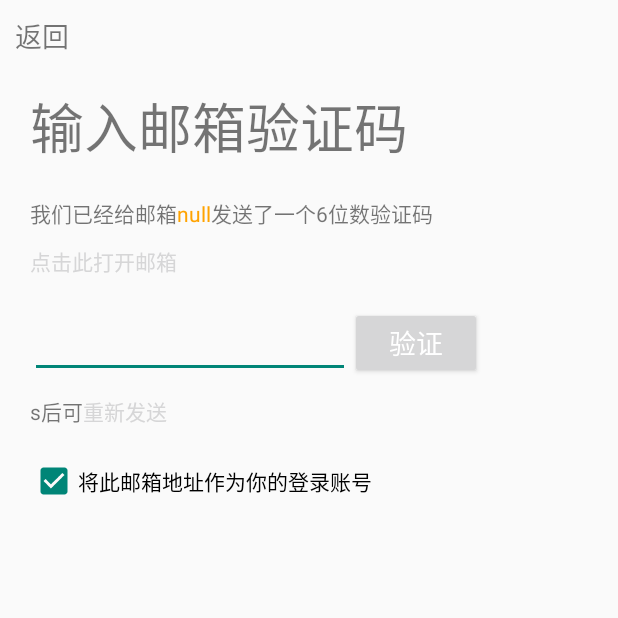
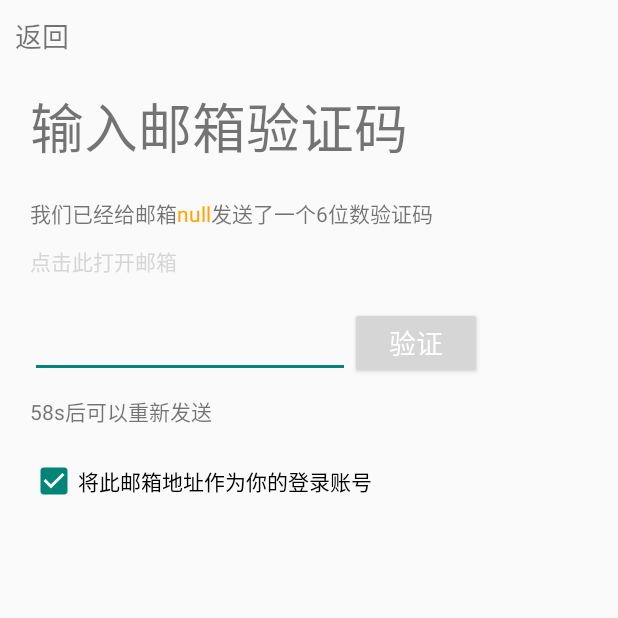
Before and after one commit to ReignW/Xiaotidu, an Android app: the IdentifyingCodeActivity screen opened directly, with no data from a screen before it, on a phone screen of 412 x 824 dp, the top half of it. Run offline under Robolectric (Android 15) with nearby library versions, the phone set to English and light mode, and no system bars.

Commit message:
完成重新发送验证码功能

```diff
--- a/app/src/main/java/com/njuse/utils/IdentifyingCodeStyle.java
+++ b/app/src/main/java/com/njuse/utils/IdentifyingCodeStyle.java
@@ -40,7 +40,7 @@ public class IdentifyingCodeStyle {
                         "</tr>\n" +
                         "<tr>\n" +
                         "\n" +
-                        "<td align=\"left\" valign=\"top\" style=\"font-size:14px; color:#7b7b7b; line-height: 25px; font-family:Hiragino Sans GB; padding: 20px 0px 20px 0px\">你正在请求验证邮箱，请在 30 分钟内输入以下验证码完成验证。 如非你本人操作，请忽略此邮件。\n" +
+                        "<td align=\"left\" valign=\"top\" style=\"font-size:14px; color:#7b7b7b; line-height: 25px; font-family:Hiragino Sans GB; padding: 20px 0px 20px 0px\">你正在请求验证邮箱，请在 30 分钟内输入以下6位数字完成验证。 如非你本人操作，请忽略此邮件。\n" +
                         "\n" +
                         "</td>\n" +
                         "</tr>\n" +
--- a/app/src/main/java/com/njuse/xiaotidu/IdentifyingCodeActivity.java
+++ b/app/src/main/java/com/njuse/xiaotidu/IdentifyingCodeActivity.java
@@ -3,6 +3,8 @@ package com.njuse.xiaotidu;
 import android.content.Intent;
 import android.graphics.Color;
 import android.os.Bundle;
+import android.os.Handler;
+import android.os.Looper;
 import android.support.annotation.Nullable;
 import android.support.v7.app.AppCompatActivity;
 import android.text.Editable;
@@ -18,11 +20,15 @@ import android.widget.LinearLayout;
 import android.widget.TextView;
 import android.widget.Toast;
 
+import java.util.Random;
+import java.util.Timer;
+import java.util.TimerTask;
+
 /**
  * Created by Administrator on 2018/2/5.
  */
 
-public class IdentifyingCodeActivity extends AppCompatActivity{
+public class IdentifyingCodeActivity extends AppCompatActivity {
     private LinearLayout backToInputEmail;
     private TextView emailAddress;
     private TextView openEmail;
@@ -36,6 +42,9 @@ public class IdentifyingCodeActivity extends AppCompatActivity{
     String code;        //验证码
     boolean isChecked;   //复选框是否被选中
     boolean isIdentifyClickable;    //验证按钮是否可点击
+    boolean isSendSuccess;      //判断新的验证码是否发送成功
+    String newCode;
+    int second = 60;    //验证码发送时间间隔60s
 
     @Override
     protected void onCreate(@Nullable Bundle savedInstanceState) {
@@ -45,11 +54,33 @@ public class IdentifyingCodeActivity extends AppCompatActivity{
         //初始化控件
         initWidget();
 
+        //设置计时器计算重新发送验证码的时间间隔
+        Timer timer = new Timer(false);
+        //TimerTask中通过Handler交由UIThread更新UI
+        final Handler handler = new Handler();
+        timer.schedule(new TimerTask() {
+            @Override
+            public void run() {
+                handler.post(new Runnable() {
+                    @Override
+                    public void run() {
+                        if (second > 0) {
+                            countDown.setText(second-- + "s后可以重新发送");
+                            resendCode.setText("");
+                        } else {
+                            countDown.setText("");
+                            resendCode.setText("重新发送");
+                        }
+                    }
+                });
+            }
+        }, 0, 1000);
+
         //响应事件
         backToInputEmail.setOnClickListener(new View.OnClickListener() {
             @Override
             public void onClick(View v) {
-                startActivity(new Intent(IdentifyingCodeActivity.this,RegisterActivity.class));
+                startActivity(new Intent(IdentifyingCodeActivity.this, RegisterActivity.class));
                 finish();
             }
         });
@@ -65,14 +96,14 @@ public class IdentifyingCodeActivity extends AppCompatActivity{
         identify.setOnClickListener(new View.OnClickListener() {
             @Override
             public void onClick(View v) {
-                if (isIdentifyClickable){
-                    if (identifyingCode.getText().toString().equals(code)){
-                        startActivity(new Intent(IdentifyingCodeActivity.this,OtherInfoActivity.class).putExtra("email",address));
-                        Toast.makeText(IdentifyingCodeActivity.this,"验证成功！",Toast.LENGTH_LONG).show();
+                if (isIdentifyClickable) {
+                    if (identifyingCode.getText().toString().equals(code)) {
+                        startActivity(new Intent(IdentifyingCodeActivity.this, OtherInfoActivity.class).putExtra("email", address));
+                        Toast.makeText(IdentifyingCodeActivity.this, "验证成功！", Toast.LENGTH_LONG).show();
                         finish();
-                    }else {
+                    } else {
                         identifyingCode.setText("");
-                        Toast.makeText(IdentifyingCodeActivity.this,"验证码错误，请重新输入！",Toast.LENGTH_LONG).show();
+                        Toast.makeText(IdentifyingCodeActivity.this, "验证码错误，请重新输入！", Toast.LENGTH_LONG).show();
                     }
                 }
             }
@@ -92,6 +123,31 @@ public class IdentifyingCodeActivity extends AppCompatActivity{
             public void afterTextChanged(Editable s) {
             }
         });
+
+        //重新发送验证码
+        resendCode.setOnClickListener(new View.OnClickListener() {
+            @Override
+            public void onClick(View v) {
+                int rawCode = new Random().nextInt(999999);     //生成验证码
+                newCode = rawCode + "";
+                new Thread(new Runnable() {
+                    @Override
+                    public void run() {
+                        isSendSuccess = RegisterActivity.sendIdentifyingCode(address, newCode);
+                        //避免子线程不能Toast的问题
+                        Looper.prepare();
+                        if (isSendSuccess) {
+                            code = newCode;
+                            second = 60;
+                            Toast.makeText(IdentifyingCodeActivity.this, "验证码发送成功！", Toast.LENGTH_LONG).show();
+                        } else {
+                            Toast.makeText(IdentifyingCodeActivity.this, "验证码发送失败，请重新发送！", Toast.LENGTH_LONG).show();
+                        }
+                        Looper.loop();
+                    }
+                }).start();
+            }
+        });
     }
 
     private void initWidget() {
@@ -109,10 +165,10 @@ public class IdentifyingCodeActivity extends AppCompatActivity{
         code = getIntent().getStringExtra("identifyingCode");
 
         //显示邮箱地址
-        SpannableStringBuilder span = new SpannableStringBuilder("我们已经给邮箱"+address+"发送了一个6位数验证码");
-        span.setSpan(new ForegroundColorSpan(Color.rgb(255,163,0)),
+        SpannableStringBuilder span = new SpannableStringBuilder("我们已经给邮箱" + address + "发送了一个6位数验证码");
+        span.setSpan(new ForegroundColorSpan(Color.rgb(255, 163, 0)),
                 "我们已经给邮箱".length(),
-                ("我们已经给邮箱"+address).length(),
+                ("我们已经给邮箱" + address).length(),
                 Spannable.SPAN_INCLUSIVE_EXCLUSIVE);
         emailAddress.setText(span);
     }
--- a/app/src/main/res/layout/activity_identifying_code.xml
+++ b/app/src/main/res/layout/activity_identifying_code.xml
@@ -101,13 +101,14 @@
                 android:id="@+id/count_down_textview"
                 android:layout_width="wrap_content"
                 android:layout_height="wrap_content"
-                android:text="s后可" />
+                android:text="s后可以重新发送" />
 
             <TextView
                 android:id="@+id/resend_code_textview"
                 android:layout_width="wrap_content"
                 android:layout_height="wrap_content"
-                android:text="重新发送"
+                android:clickable="false"
+                android:text=""
                 android:textColor="@color/btn_ghost_blue_border_normal" />
         </LinearLayout>
 
```
Also changed, not shown: app/src/main/java/com/njuse/xiaotidu/RegisterActivity.java (+10 -3 lines).
